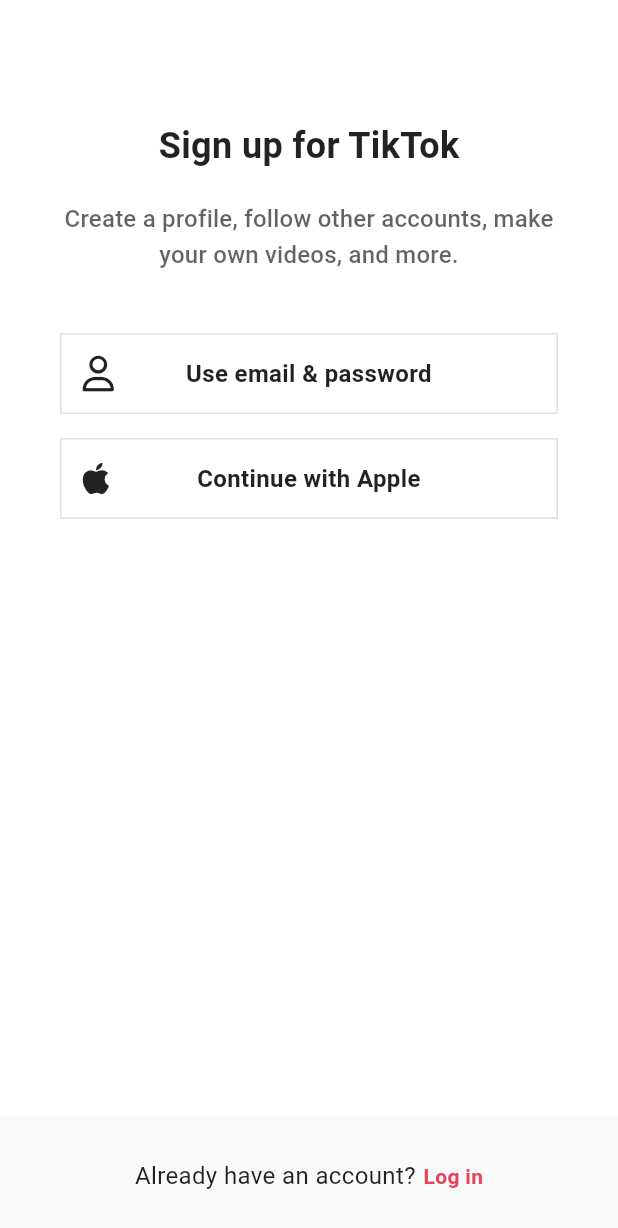
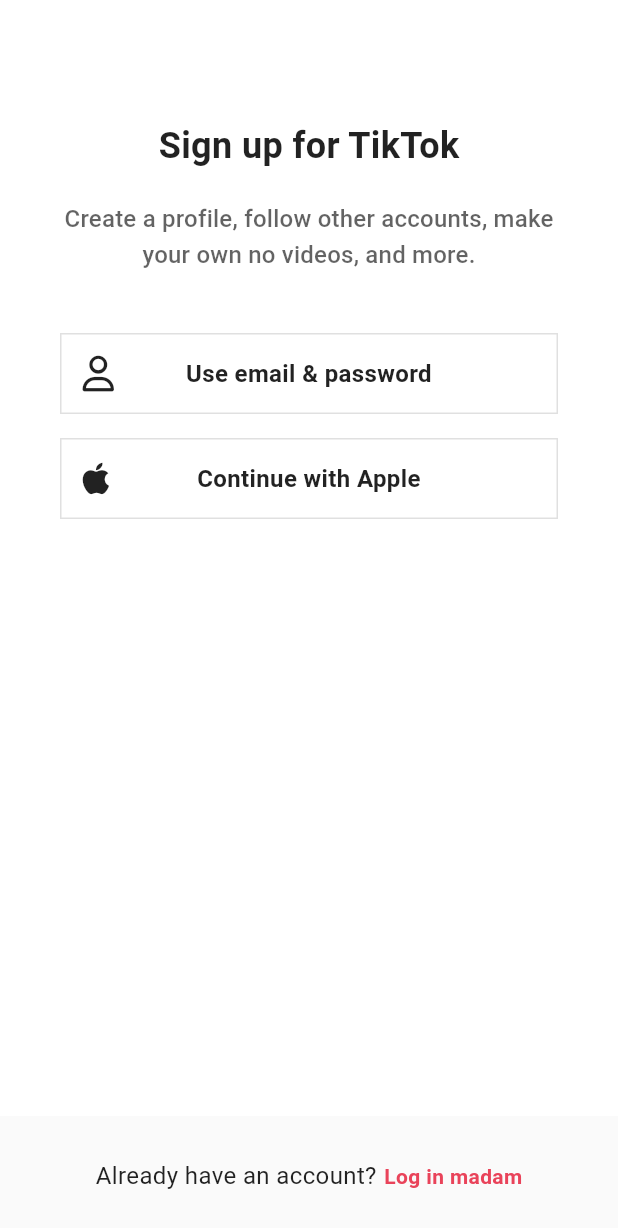
Before and after one commit to hojun-jo/NomadCoders-tiktok_clone, a Flutter app: the screen it shows after launch, on a phone screen of 412 x 824 dp. Shown: the top 1228 px of the screen. Run offline on Flutter 3.47's test engine with Material 3 defaults, Android fonts, the phone set to English and light mode, and no system bars; our stand-ins replace font_awesome_flutter, video_player, visibility_detector.

Commit message:
refactor: l10n - SignUpScreen에 plural, select 추가

```diff
--- a/lib/features/authentication/sign_up_screen.dart
+++ b/lib/features/authentication/sign_up_screen.dart
@@ -48,7 +48,7 @@ class SignUpScreen extends StatelessWidget {
                   Opacity(
                     opacity: 0.7,
                     child: Text(
-                      S.of(context).signUpSubtitle,
+                      S.of(context).signUpSubtitle(0),
                       style: Theme.of(context).textTheme.titleMedium,
                       textAlign: TextAlign.center,
                     ),
@@ -106,7 +106,7 @@ class SignUpScreen extends StatelessWidget {
                 GestureDetector(
                   onTap: () => _onLoginTap(context),
                   child: Text(
-                    S.of(context).logIn,
+                    S.of(context).logIn("female"),
                     style: TextStyle(
                       fontWeight: FontWeight.w600,
                       color: Theme.of(context).primaryColor,
--- a/lib/features/settings/settings_screen.dart
+++ b/lib/features/settings/settings_screen.dart
@@ -22,10 +22,7 @@ class _SettingsScreenState extends State<SettingsScreen> {
 
   @override
   Widget build(BuildContext context) {
-    return Localizations.override(
-      context: context,
-      locale: const Locale("es"),
-      child: Scaffold(
+    return Scaffold(
       appBar: AppBar(
         title: const Text("Settings"),
       ),
@@ -160,7 +157,6 @@ class _SettingsScreenState extends State<SettingsScreen> {
           const AboutListTile(),
         ],
       ),
-      ),
     );
   }
 }
--- a/lib/l10n/intl_en.arb
+++ b/lib/l10n/intl_en.arb
@@ -19,9 +19,9 @@
       }
     }
   },
-  "signUpSubtitle": "Create a profile, follow other accounts, make your own videos, and more.",
+  "signUpSubtitle": "Create a profile, follow other accounts, make your own {videoCount, plural, =0{no videos} =1{video} other{videos}}, and more.",
   "emailPasswordButton": "Use email & password",
   "appleButton": "Continue with Apple",
   "alreadyHaveAnAccount": "Already have an account?",
-  "logIn": "Log in"
+  "logIn": "Log in {gender, select, male{sir} female{madam} other{human}}"
 }
--- a/lib/main.dart
+++ b/lib/main.dart
@@ -28,6 +28,7 @@ class TikTokApp extends StatelessWidget {
 
   @override
   Widget build(BuildContext context) {
+    S.load(const Locale("en"));
     return MaterialApp(
       debugShowCheckedModeBanner: false,
       title: 'TikTok Clone',
```
Also changed, not shown: lib/generated/intl/messages_en.dart, lib/generated/intl/messages_ko.dart, lib/generated/l10n.dart. Lines whose indentation alone changed are shown as unchanged.
